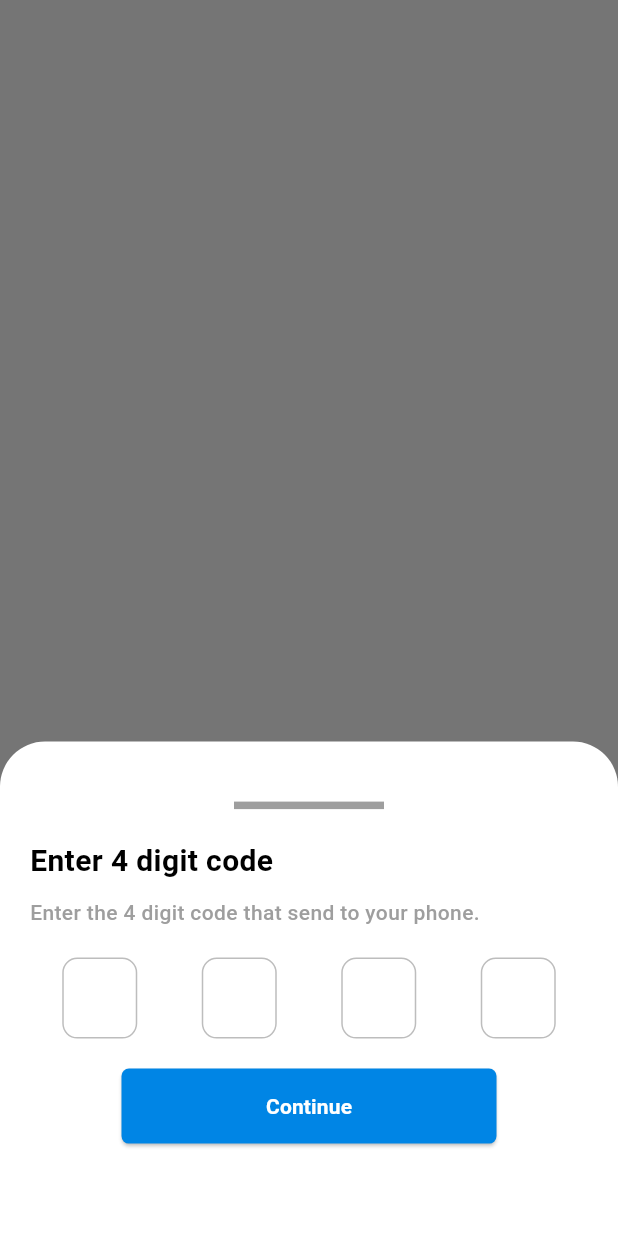
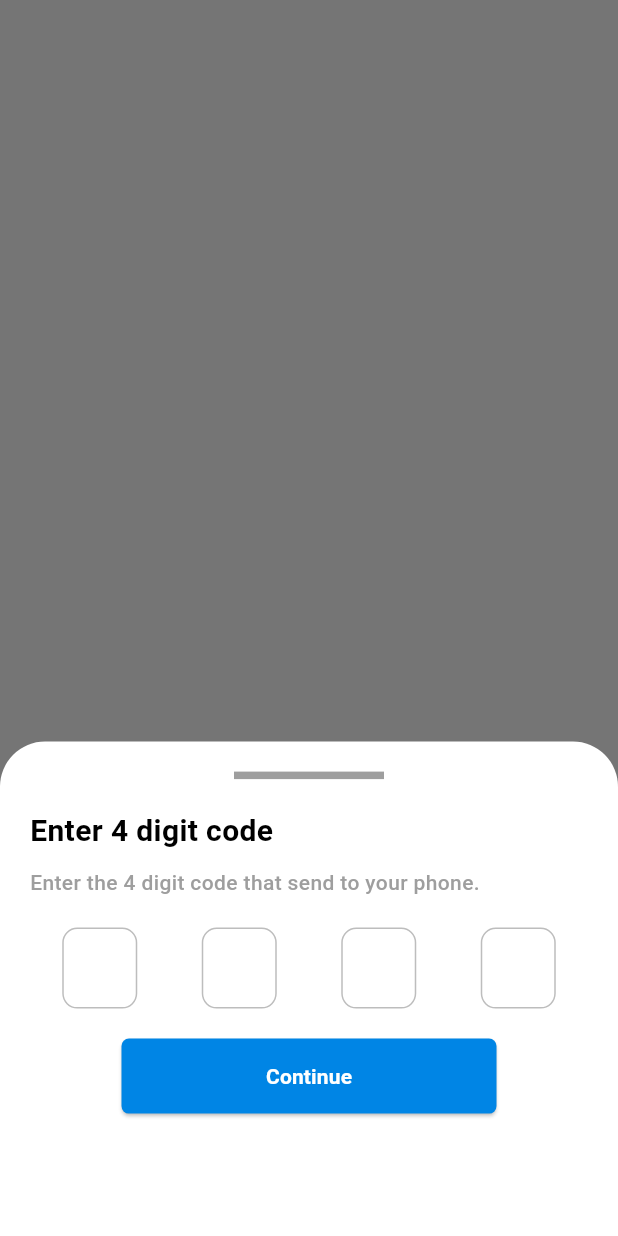
Before and after one commit to Abirul-Islam-Abir/Marketing_Agent, a Flutter app: what forgotPasswordDialog() shows on an empty page, opened directly, after a tap on "Continue", on a phone screen of 412 x 824 dp. Run offline on Flutter 3.47's test engine with Material 3 defaults, Android fonts, the phone set to English and light mode, and no system bars; drawn by our look-alikes of otp_text_field; our stand-ins replace circular_profile_avatar, confetti, convex_bottom_bar, device_preview, flutter_svg, get and 4 more; network calls fail; Roboto replaces fonts that are missing (Rubik).

Commit message:
first commit

```diff
--- a/lib/app/data/utils/utils.dart
+++ b/lib/app/data/utils/utils.dart
@@ -4,6 +4,7 @@ import 'package:flutter_svg/svg.dart';
 import 'package:get/get.dart';
 import 'package:otp_text_field/otp_field.dart';
 import 'package:otp_text_field/style.dart';
+import 'package:responsive_sizer/responsive_sizer.dart';
 
 import '../../modules/widgets/primary_button.dart';
 import '../../theme/app_color.dart';
@@ -79,7 +80,7 @@ Future<void> primaryDialog(context) async {
 void forgotPasswordDialog() {
   Get.bottomSheet(
     Container(
-      height: Get.height / 2.5,
+      height:  40.h,
       decoration: const BoxDecoration(
         color: AppColor.kWhiteColor,
         borderRadius: BorderRadius.only(
@@ -87,11 +88,12 @@ void forgotPasswordDialog() {
           topRight: Radius.circular(30),
         ),
       ),
-      padding: const EdgeInsets.symmetric(horizontal: 25, vertical: 18),
+      padding: const EdgeInsets.symmetric(horizontal: 25),
+      child: SingleChildScrollView(
         child: Column(
           crossAxisAlignment: CrossAxisAlignment.center,
           children: [
-          const SizedBox(height: 20),
+            const SizedBox(height: 10),
             Container(
               height: 5,
               width: 100,
@@ -143,6 +145,7 @@ void forgotPasswordDialog() {
           ],
         ),
       ),
+    ),
   );
 }
 
@@ -151,7 +154,7 @@ void forgotPasswordDialog() {
 void inputVerifyPinDialog() {
   Get.bottomSheet(
     Container(
-      height: Get.height / 2.5,
+      height:  40.h,
       decoration: const BoxDecoration(
         color: AppColor.kWhiteColor,
         borderRadius: BorderRadius.only(
@@ -159,7 +162,8 @@ void inputVerifyPinDialog() {
           topRight: Radius.circular(30),
         ),
       ),
-      padding: const EdgeInsets.all(20),
+      padding: const EdgeInsets.symmetric(horizontal: 20),
+      child: SingleChildScrollView(
         child: Column(
           crossAxisAlignment: CrossAxisAlignment.center,
           children: [
@@ -210,6 +214,7 @@ void inputVerifyPinDialog() {
               },
             )
           ],
+        ),
       ),
     ),
   );
--- a/lib/app/modules/view screen/notification_screen/views/notification_details.dart
+++ b/lib/app/modules/view screen/notification_screen/views/notification_details.dart
@@ -13,7 +13,7 @@ class NotificationDetailsScreen extends StatelessWidget {
   @override
   Widget build(BuildContext context) {
     return Scaffold(
-      appBar: notificationAppbar(AppString.notification,(){}),
+      appBar: secondaryAppbar(AppString.notification,(){}),
       body: Padding(
         padding: const EdgeInsets.symmetric(horizontal: 25, vertical: 10),
         child: Container(
--- a/lib/app/modules/view screen/notification_screen/views/notification_screen_view.dart
+++ b/lib/app/modules/view screen/notification_screen/views/notification_screen_view.dart
@@ -18,7 +18,7 @@ class NotificationScreenView extends GetView<NotificationScreenController> {
   @override
   Widget build(BuildContext context) {
     return Scaffold(
-      appBar: notificationAppbar(AppString.notification,(){}),
+      appBar: secondaryAppbar(AppString.notification,(){}),
       backgroundColor: AppColor.kScaffold,
       body: Center(
         child: SizedBox(
--- a/lib/app/modules/view screen/shedule screen/views/shedule_screen_view.dart
+++ b/lib/app/modules/view screen/shedule screen/views/shedule_screen_view.dart
@@ -20,7 +20,7 @@ class ScheduleScreenView extends GetView<SheduleScreenController> {
   Widget build(BuildContext context) {
     return Scaffold(
       backgroundColor: AppColor.kWhiteColor,
-      appBar: buildPrimaryAppbar(AppString.schedule),
+      appBar:  secondaryAppbar('Schedule', (){}),
       body: Center(
         child: SizedBox(
           width: Get.width / 0.6,
--- a/lib/app/modules/widgets/primary_appbar.dart
+++ b/lib/app/modules/widgets/primary_appbar.dart
@@ -13,7 +13,7 @@ AppBar buildPrimaryAppbar(title) {
   );
 }
 
-AppBar notificationAppbar(title,onTap) {
+AppBar secondaryAppbar(title,onTap) {
   return AppBar(
     backgroundColor: AppColor.appBarColor,
     leading: InkWell(
--- a/lib/main.dart
+++ b/lib/main.dart
@@ -4,9 +4,9 @@ import 'package:flutter/material.dart';
 import 'app/app info/app.dart';
 
 void main() => runApp(
- /* DevicePreview(
+   DevicePreview(
     enabled: !kReleaseMode,
     builder: (context) => const AminAgent(), // Wrap your app
-  ),*/
-  AminAgent(),
+  ),
+ // AminAgent(),
 );
```
Also changed, not shown: lib/app/modules/view screen/greetings_screen/views/greetings_screen_view.dart (+5 -2 lines). Lines whose indentation alone changed are shown as unchanged.
